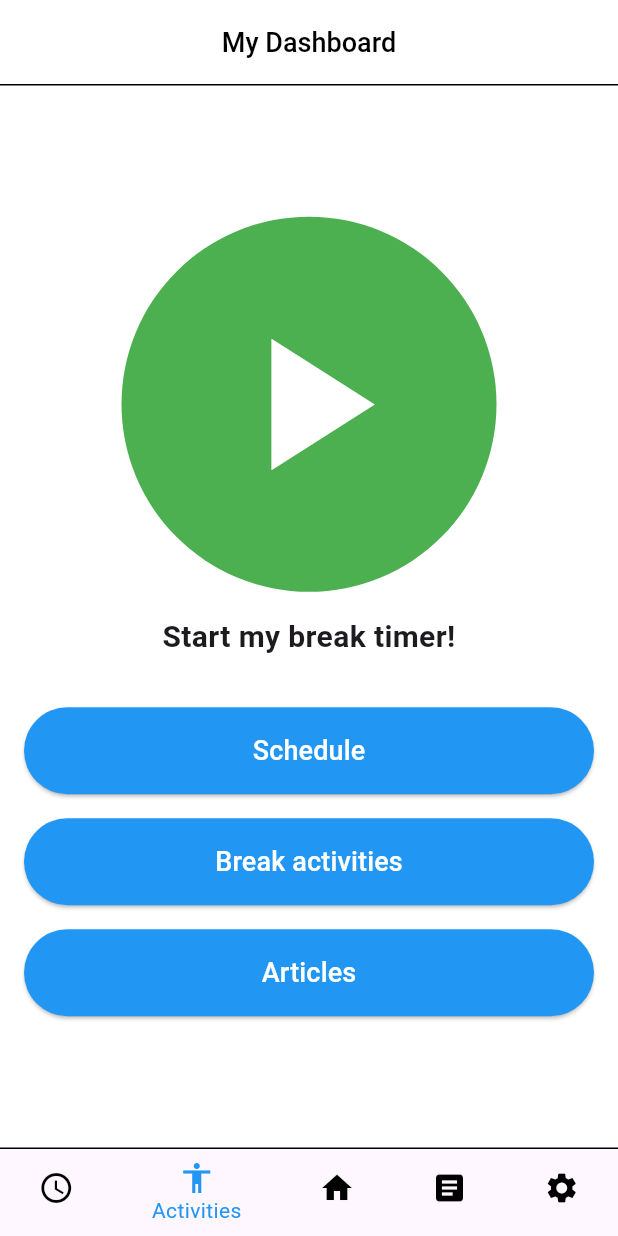
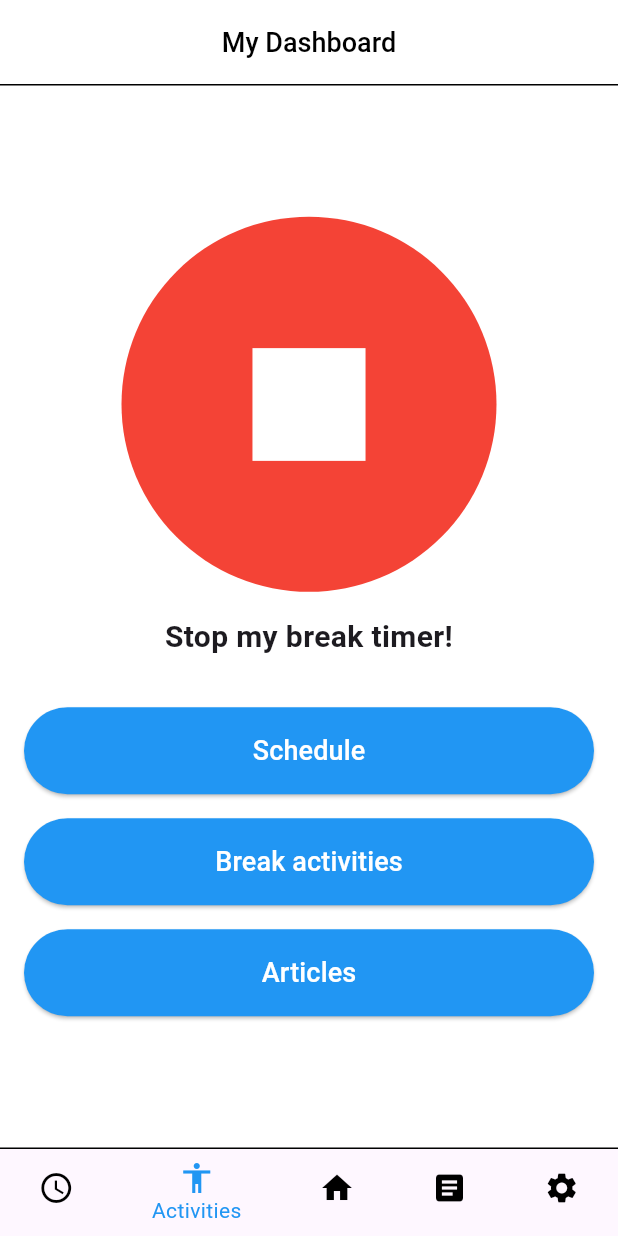
Before and after one commit to chesterrosario-koi/breaktime, a Flutter app: the HomeScreen screen opened directly, item 2 of the bottom bar chosen, after a tap on the "play arrow" icon, on a phone screen of 412 x 824 dp. Run offline on Flutter 3.47's test engine with Material 3 defaults, Android fonts, the phone set to English and light mode, and no system bars.

Commit message:
Add functionality of start and play

```diff
--- a/lib/screens/home_screen.dart
+++ b/lib/screens/home_screen.dart
@@ -11,6 +11,7 @@ class HomeScreen extends StatefulWidget {
 
 class _HomeScreenState extends State<HomeScreen> {
   int _selectedIndex = 2;
+  bool _isTimerRunning = false; // Track whether the timer is running
 
   void _onItemTapped(int index) {
     setState(() {
@@ -18,6 +19,12 @@ class _HomeScreenState extends State<HomeScreen> {
       // Handle navigation based on the selected index
       // For now, we'll just switch between the screens.
       // You would ideally navigate to different screens.
+    });
+  }
+
+  void _toggleTimer() {
+    setState(() {
+      _isTimerRunning = !_isTimerRunning; // Toggle the timer state
     });
   }
 
@@ -36,18 +43,16 @@ class _HomeScreenState extends State<HomeScreen> {
           children: <Widget>[
             Center(
               child: GestureDetector(
-                onTap: () {
-                  // Handle start timer action
-                },
+                onTap: _toggleTimer, // Toggle timer on tap
                 child: Container(
                   width: 250,
                   height: 250,
-                  decoration: const BoxDecoration(
-                    color: Colors.green,
+                  decoration: BoxDecoration(
+                    color: _isTimerRunning ? Colors.red : Colors.green,
                     shape: BoxShape.circle,
                   ),
-                  child: const Icon(
-                    Icons.play_arrow,
+                  child: Icon(
+                    _isTimerRunning ? Icons.stop : Icons.play_arrow,
                     size: 150,
                     color: Colors.white,
                   ),
@@ -55,10 +60,10 @@ class _HomeScreenState extends State<HomeScreen> {
               ),
             ),
             const SizedBox(height: 16),
-            const Text(
-              'Start my break timer!',
+            Text(
+              _isTimerRunning ? 'Stop my break timer!' : 'Start my break timer!',
               textAlign: TextAlign.center,
-              style: TextStyle(
+              style: const TextStyle(
                 fontSize: 20,
                 fontWeight: FontWeight.bold,
               ),
```
